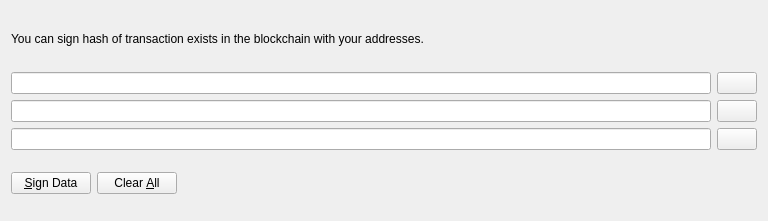
The window that src/qt/forms/secondauthdialog.ui (FromHDDtoSSD/SorachanCoin-qt) describes before a commit, drawn with Qt 5.
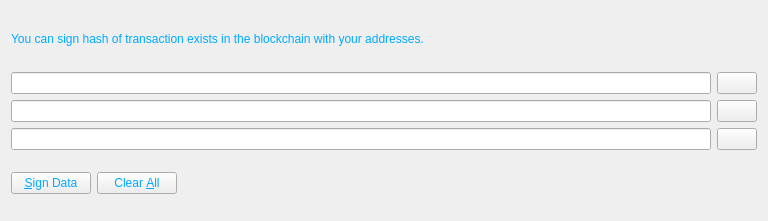
The same window after the commit. Icons and pictures are not drawn. Custom widgets are drawn as their Qt base class.

```diff
--- a/src/qt/forms/secondauthdialog.ui
+++ b/src/qt/forms/secondauthdialog.ui
@@ -16,6 +16,10 @@
   <property name="windowTitle">
    <string>Second Authentification</string>
   </property>
+  <property name="styleSheet">
+   <string notr="true">background-image: url(:/images/bkg2);
+color: rgb(0, 170, 255);</string>
+  </property>
   <layout class="QVBoxLayout" name="verticalLayout">
    <item>
     <widget class="QLabel" name="infoLabel">
```
